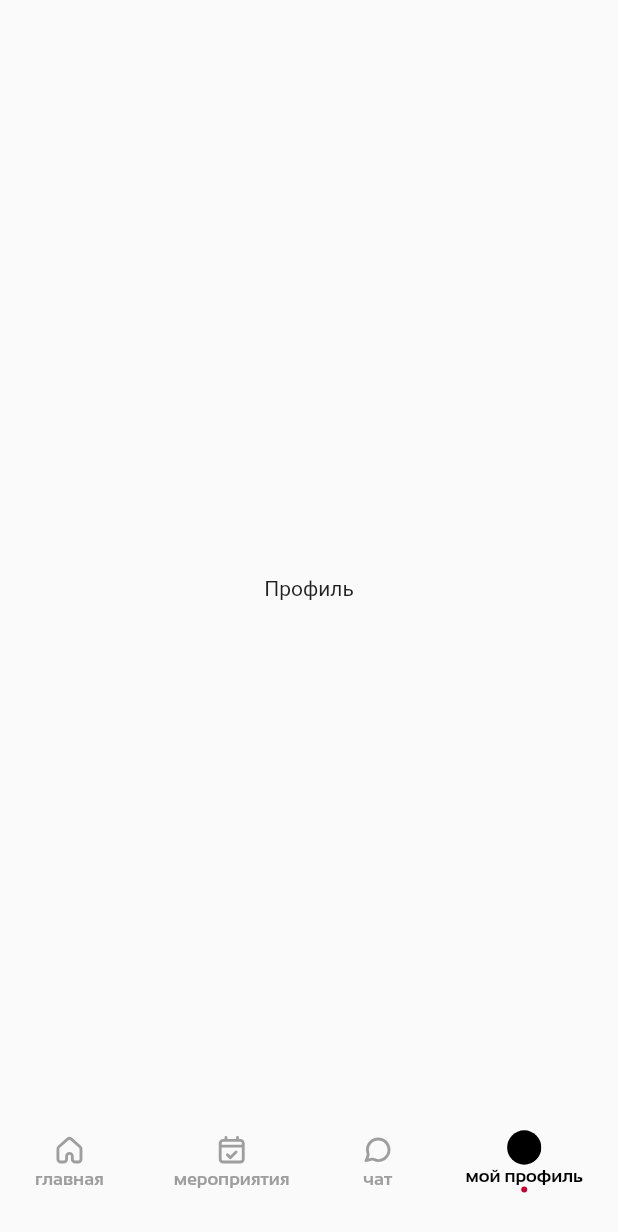
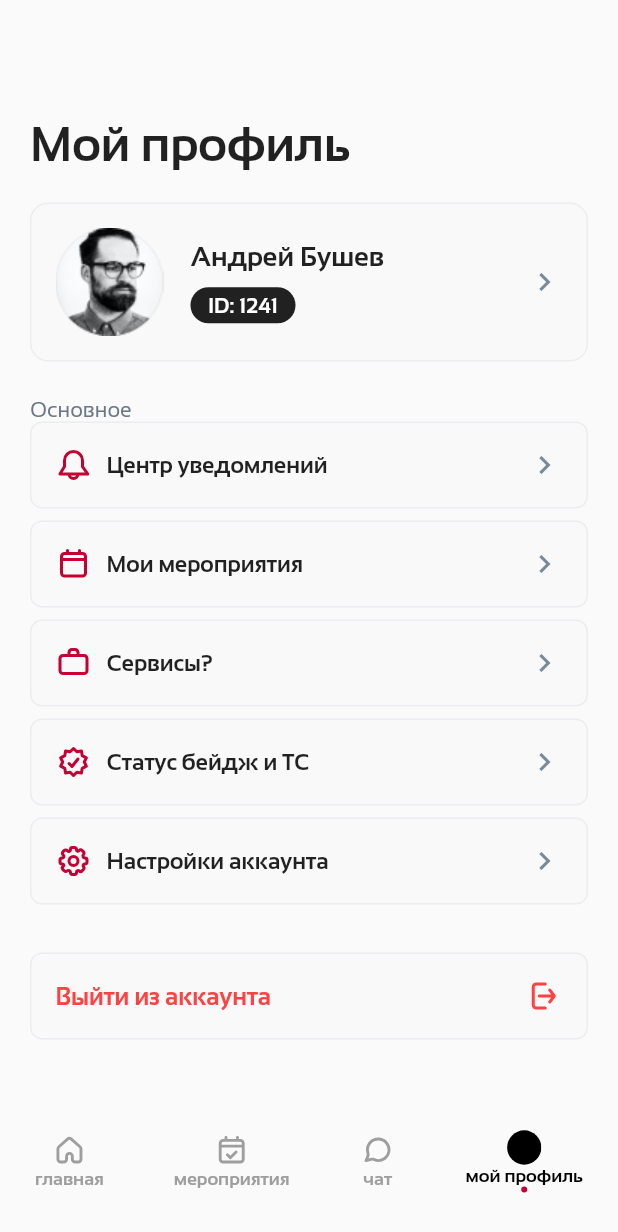
Before and after one commit to DariaZvezdochkina/Events_App, a Flutter app: the HomePage screen opened by its route, item 4 of the bottom bar chosen, on a phone screen of 412 x 824 dp. Shown: the top 1232 px of the screen. Run offline on Flutter 3.47's test engine with Material 2 defaults, Android fonts, the phone set to English and light mode, and no system bars; our stand-ins replace carousel_slider, flutter_svg.

Commit message:
Added profile page

```diff
--- a/lib/src/features/presentation/pages/home_page.dart
+++ b/lib/src/features/presentation/pages/home_page.dart
@@ -1,3 +1,4 @@
+import 'package:events_app/src/features/presentation/widgets/profile_widget.dart';
 import 'package:flutter/material.dart';
 import 'package:flutter_svg/flutter_svg.dart';
 
@@ -72,7 +73,7 @@ class HomePageState extends State<HomePage> {
       case 2:
         return const Text("Чат");
       case 3:
-        return const Text("Профиль");
+        return const ProfileWidget();
       default:
         return Container();
     }
--- a/lib/src/features/presentation/pages/splash_page.dart
+++ b/lib/src/features/presentation/pages/splash_page.dart
@@ -34,8 +34,7 @@ class _SplashPageState extends State<SplashPage> {
                     mainAxisAlignment: MainAxisAlignment.center,
                     children: [
                       SizedBox(
-                        child:
-                        Image.asset('assets/images/logo_1.png'),
+                        child: Image.asset('assets/images/logo_1.png'),
                       ),
                     ],
                   ),
--- /dev/null
+++ b/lib/src/features/presentation/widgets/avatar_widget.dart
@@ -0,0 +1,51 @@
+import 'package:events_app/styles/custom_text_style.dart';
+import 'package:flutter/material.dart';
+
+class AvatarWidget extends StatelessWidget {
+  const AvatarWidget({Key? key}) : super(key: key);
+
+  @override
+  Widget build(BuildContext context) {
+    return Container(
+      padding: const EdgeInsets.all(16),
+      decoration: BoxDecoration(
+          color: const Color(0xFFF9F9F9),
+          borderRadius: BorderRadius.circular(12),
+          border: Border.all(color: const Color(0xFFEBEDF0))),
+      child: Row(
+        crossAxisAlignment: CrossAxisAlignment.center,
+        children: [
+          Image.asset('assets/images/avatar.png'),
+          const SizedBox(width: 18),
+          Column(
+            crossAxisAlignment: CrossAxisAlignment.start,
+            children: [
+              const Text(
+                'Андрей Бушев',
+                style: CustomTextStyle.textStyle18,
+              ),
+              const SizedBox(height: 10),
+              Container(
+                width: 70,
+                height: 24,
+                decoration: BoxDecoration(
+                  color: const Color(0xFF212122),
+                  borderRadius: BorderRadius.circular(100),
+                ),
+                child: Align(
+                  alignment: Alignment.center,
+                  child: Text(
+                    "ID: 1241",
+                    style: CustomTextStyle.textStyle14.copyWith(color: Colors.white),
+                  ),
+                ),
+              )
+            ],
+          ),
+          const Spacer(),
+          const Icon(Icons.keyboard_arrow_right_sharp, color: Color.fromRGBO(119, 138, 155, 1))
+        ],
+      ),
+    );
+  }
+}
--- a/lib/src/features/presentation/widgets/events_program_form.dart
+++ b/lib/src/features/presentation/widgets/events_program_form.dart
@@ -5,7 +5,6 @@ import '../../../../styles/custom_text_style.dart';
 import '../../../core/utils/routes.dart';
 
 class EventsProgramForm extends StatelessWidget {
-
   const EventsProgramForm({super.key});
 
   @override
--- /dev/null
+++ b/lib/src/features/presentation/widgets/profile_menu_tab.dart
@@ -0,0 +1,37 @@
+import 'package:flutter/material.dart';
+import 'package:flutter_svg/flutter_svg.dart';
+
+import '../../../../styles/custom_text_style.dart';
+
+class ProfileMenuTab extends StatelessWidget {
+  final String title;
+  final SvgPicture image;
+
+  const ProfileMenuTab({super.key, required this.title, required this.image});
+
+  @override
+  Widget build(BuildContext context) {
+    return Container(
+      padding: const EdgeInsets.all(16),
+      decoration: BoxDecoration(
+          color: const Color(0xFFF9F9F9),
+          borderRadius: BorderRadius.circular(8),
+          border: Border.all(color: const Color(0xFFEBEDF0))),
+      child: Row(
+        crossAxisAlignment: CrossAxisAlignment.center,
+        children: [
+          SizedBox(height: 24, width: 24, child: image),
+          const SizedBox(width: 10),
+          Expanded(
+            child: Text(
+              title,
+              style: CustomTextStyle.textStyle15,
+            ),
+          ),
+          const SizedBox(width: 20),
+          const Icon(Icons.keyboard_arrow_right_sharp, color: Color.fromRGBO(119, 138, 155, 1))
+        ],
+      ),
+    );
+  }
+}
--- /dev/null
+++ b/lib/src/features/presentation/widgets/profile_widget.dart
@@ -0,0 +1,109 @@
+import 'package:events_app/src/features/presentation/widgets/avatar_widget.dart';
+import 'package:events_app/src/features/presentation/widgets/profile_menu_tab.dart';
+import 'package:events_app/styles/custom_text_style.dart';
+import 'package:flutter/material.dart';
+import 'package:flutter_svg/flutter_svg.dart';
+
+import '../../../core/utils/routes.dart';
+
+class ProfileWidget extends StatelessWidget {
+  const ProfileWidget({Key? key}) : super(key: key);
+
+  @override
+  Widget build(BuildContext context) {
+    return Column(
+      children: [
+        const SizedBox(height: 18),
+        const Align(
+          alignment: Alignment.centerLeft,
+          child: Text(
+            "Мой профиль",
+            style: CustomTextStyle.textStyle32,
+          ),
+        ),
+        const SizedBox(height: 20),
+        const AvatarWidget(),
+        const SizedBox(height: 24),
+        Align(
+          alignment: Alignment.centerLeft,
+          child: Text(
+            "Основное",
+            style: CustomTextStyle.textStyle14.copyWith(
+              color: const Color.fromRGBO(109, 120, 133, 1),
+              fontWeight: FontWeight.w400,
+            ),
+          ),
+        ),
+        ListView.builder(
+          shrinkWrap: true,
+          itemCount: 5,
+          itemBuilder: (BuildContext context, int index) {
+            late String title;
+            late String imagePath;
+
+            switch (index) {
+              case 0:
+                title = "Центр уведомлений";
+                imagePath = "assets/icons/centre_notify_ic.svg";
+                break;
+              case 1:
+                title = "Мои мероприятия";
+                imagePath = "assets/icons/my_events_ic.svg";
+                break;
+              case 2:
+                title = "Сервисы?";
+                imagePath = "assets/icons/services_ic.svg";
+                break;
+              case 3:
+                title = "Статус бейдж и ТС";
+                imagePath = "assets/icons/status_ic.svg";
+                break;
+              case 4:
+                title = "Настройки аккаунта";
+                imagePath = "assets/icons/settings_ic.svg";
+                break;
+              default:
+                title = "Default Title";
+                imagePath = "assets/icons/settings_ic.svg";
+            }
+
+            return Column(
+              children: [
+                GestureDetector(
+                  onTap: () => Navigator.pushNamed(context, Routes.detailedNews),
+                  child: ProfileMenuTab(
+                    title: title,
+                    image: SvgPicture.asset(imagePath),
+                  ),
+                ),
+                const SizedBox(height: 8), // Add vertical spacing
+              ],
+            );
+          },
+        ),
+        const SizedBox(height: 24),
+        Container(
+          padding: const EdgeInsets.all(16),
+          decoration: BoxDecoration(
+              color: const Color(0xFFF9F9F9),
+              borderRadius: BorderRadius.circular(8),
+              border: Border.all(color: const Color(0xFFEBEDF0))),
+          child: Row(
+            crossAxisAlignment: CrossAxisAlignment.center,
+            children: [
+              Expanded(
+                child: Text(
+                  'Выйти из аккаунта',
+                  style: CustomTextStyle.textStyle16
+                      .copyWith(color: const Color.fromRGBO(255, 65, 65, 1)),
+                ),
+              ),
+              const Spacer(),
+              SvgPicture.asset('assets/icons/exit_ic.svg')
+            ],
+          ),
+        )
+      ],
+    );
+  }
+}
```
Also changed, not shown: assets/icons/archive_ic.svg (added), assets/icons/centre_notify_ic.svg (added), assets/icons/exit_ic.svg (added), assets/icons/my_events_ic.svg (added), assets/icons/services_ic.svg (added), assets/icons/settings_ic.svg (added), assets/icons/status_ic.svg (added), assets/images/avatar.png (added).
